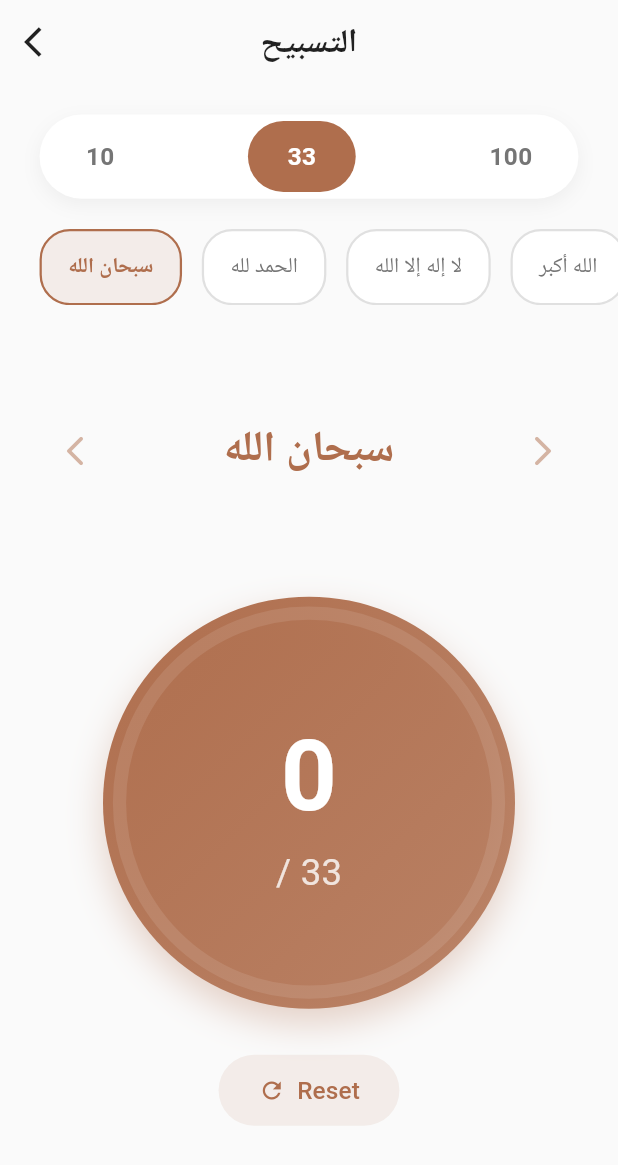
After one commit to h0996g/h0996g.github.io, a Flutter app: the screen it shows after launch, after a tap on "التسبيح", on a phone screen of 412 x 824 dp. The commit adds this screen. Shown: the top 1165 px of the screen. Run offline on Flutter 3.47's test engine with Material 3 defaults, Android fonts, the light colour scheme and no system bars; our stand-ins replace dio, equatable, flutter_bloc, flutter_dotenv, flutter_screenutil, just_audio and 1 more; accounts and stored records are empty; Roboto replaces fonts that are missing (Amiri).

Commit message:
feat: implement Tasbih feature with its dedicated page, state management, and UI widgets, and integrate it into the StartPage.

```diff
--- a/lib/Feature/Home/presentation/views/start_page.dart
+++ b/lib/Feature/Home/presentation/views/start_page.dart
@@ -9,6 +9,8 @@ import 'widgets/main_feature_cards_widget.dart';
 import 'widgets/names_of_allah_card_widget.dart';
 import 'widgets/feedback_card_widget.dart';
 import 'widgets/bottom_player_widget.dart';
+import 'widgets/tasbih_card_widget.dart';
+import '../../../tasbih/presentation/views/tasbih_page.dart';
 import '../../../NamesOfAllah/presentation/views/names_of_allah_page.dart';
 
 class StartPage extends StatelessWidget {
@@ -45,11 +47,14 @@ class StartPage extends StatelessWidget {
             SizedBox(height: 16.h),
 
             // Tasbih Section
-            // TasbihCard(
-            //   onTap: () {
-            //     // Navigate to Tasbih
-            //   },
-            // ),
+            TasbihCard(
+              onTap: () {
+                Navigator.push(
+                  context,
+                  MaterialPageRoute(builder: (context) => const TasbihPage()),
+                );
+              },
+            ),
             SizedBox(height: 16.h),
 
             // Feedback Section
--- /dev/null
+++ b/lib/Feature/tasbih/presentation/manager/tasbih_cubit.dart
@@ -0,0 +1,61 @@
+import 'package:flutter_bloc/flutter_bloc.dart';
+import 'package:flutter/services.dart';
+import 'tasbih_state.dart';
+
+class TasbihCubit extends Cubit<TasbihState> {
+  TasbihCubit() : super(const TasbihState());
+
+  void increment() {
+    if (state.count < state.target) {
+      final newCount = state.count + 1;
+      final isTargetReached = newCount == state.target;
+
+      if (isTargetReached) {
+        HapticFeedback.heavyImpact();
+        emit(
+          state.copyWith(count: newCount, status: TasbihStatus.targetReached),
+        );
+      } else {
+        HapticFeedback.lightImpact();
+        emit(state.copyWith(count: newCount, status: TasbihStatus.counting));
+      }
+    } else {
+      // Logic for wrapping around or resetting if user taps after completion
+      // For now, let's reset to 1 like the previous implementation logic "wrapped to 1"
+      HapticFeedback.lightImpact();
+      emit(state.copyWith(count: 1, status: TasbihStatus.counting));
+    }
+  }
+
+  void reset() {
+    HapticFeedback.mediumImpact();
+    emit(state.copyWith(count: 0, status: TasbihStatus.initial));
+  }
+
+  void setTarget(int target) {
+    emit(
+      state.copyWith(target: target, count: 0, status: TasbihStatus.initial),
+    );
+  }
+
+  void changeDhikrIndex(int index) {
+    HapticFeedback.lightImpact();
+    emit(
+      state.copyWith(
+        selectedDhikrIndex: index,
+        count: 0,
+        status: TasbihStatus.initial,
+      ),
+    );
+  }
+
+  void cycleDhikr(int increment) {
+    int newIndex = state.selectedDhikrIndex + increment;
+    if (newIndex < 0) {
+      newIndex = TasbihState.dhikrOptions.length - 1;
+    } else if (newIndex >= TasbihState.dhikrOptions.length) {
+      newIndex = 0;
+    }
+    changeDhikrIndex(newIndex);
+  }
+}
--- /dev/null
+++ b/lib/Feature/tasbih/presentation/manager/tasbih_state.dart
@@ -0,0 +1,44 @@
+import 'package:equatable/equatable.dart';
+
+enum TasbihStatus { initial, counting, targetReached }
+
+class TasbihState extends Equatable {
+  final TasbihStatus status;
+  final int count;
+  final int target;
+  final int selectedDhikrIndex;
+
+  static const List<String> dhikrOptions = [
+    'سبحان الله',
+    'الحمد لله',
+    'لا إله إلا الله',
+    'الله أكبر',
+    'سبحان الله العظيم\nسبحان الله وبحمده',
+  ];
+
+  const TasbihState({
+    this.status = TasbihStatus.initial,
+    this.count = 0,
+    this.target = 33,
+    this.selectedDhikrIndex = 0,
+  });
+
+  TasbihState copyWith({
+    TasbihStatus? status,
+    int? count,
+    int? target,
+    int? selectedDhikrIndex,
+  }) {
+    return TasbihState(
+      status: status ?? this.status,
+      count: count ?? this.count,
+      target: target ?? this.target,
+      selectedDhikrIndex: selectedDhikrIndex ?? this.selectedDhikrIndex,
+    );
+  }
+
+  String get currentDhikr => dhikrOptions[selectedDhikrIndex];
+
+  @override
+  List<Object?> get props => [status, count, target, selectedDhikrIndex];
+}
--- /dev/null
+++ b/lib/Feature/tasbih/presentation/views/tasbih_page.dart
@@ -0,0 +1,99 @@
+import 'package:flutter/material.dart';
+import 'package:flutter_bloc/flutter_bloc.dart';
+import 'package:flutter_screenutil/flutter_screenutil.dart';
+import '../../../../Core/theme/app_colors.dart';
+import '../manager/tasbih_cubit.dart';
+import '../manager/tasbih_state.dart';
+
+import 'widgets/tasbih_target_selector_widget.dart';
+import 'widgets/tasbih_dhikr_selector_widget.dart';
+import 'widgets/tasbih_dhikr_display_widget.dart';
+import 'widgets/tasbih_counter_widget.dart';
+
+class TasbihPage extends StatelessWidget {
+  const TasbihPage({super.key});
+
+  @override
+  Widget build(BuildContext context) {
+    return BlocProvider(
+      create: (context) => TasbihCubit(),
+      child: Scaffold(
+        backgroundColor: Colors.grey[50],
+        appBar: AppBar(
+          title: Text(
+            'التسبيح',
+            style: TextStyle(
+              fontFamily: 'Amiri',
+              fontWeight: FontWeight.bold,
+              color: Colors.black87,
+            ),
+          ),
+          centerTitle: true,
+          backgroundColor: Colors.transparent,
+          elevation: 0,
+          leading: IconButton(
+            icon: Icon(Icons.arrow_back_ios, color: Colors.black87),
+            onPressed: () => Navigator.pop(context),
+          ),
+        ),
+        body: SafeArea(
+          child: BlocBuilder<TasbihCubit, TasbihState>(
+            builder: (context, state) {
+              final cubit = context.read<TasbihCubit>();
+              return Column(
+                children: [
+                  SizedBox(height: 20.h),
+                  TasbihTargetSelectorWidget(
+                    selectedTarget: state.target,
+                    onTargetChanged: cubit.setTarget,
+                  ),
+                  SizedBox(height: 20.h),
+                  TasbihDhikrSelectorWidget(
+                    dhikrOptions: TasbihState.dhikrOptions,
+                    selectedIndex: state.selectedDhikrIndex,
+                    onDhikrChanged: cubit.changeDhikrIndex,
+                  ),
+                  Spacer(),
+                  TasbihDhikrDisplayWidget(
+                    currentDhikr: state.currentDhikr,
+                    onNext: () => cubit.cycleDhikr(1),
+                    onPrevious: () => cubit.cycleDhikr(-1),
+                  ),
+                  Spacer(),
+                  TasbihCounterWidget(
+                    count: state.count,
+                    target: state.target,
+                    onIncrement: cubit.increment,
+                  ),
+                  SizedBox(height: 30.h),
+                  TextButton.icon(
+                    onPressed: cubit.reset,
+                    icon: Icon(Icons.refresh, color: AppColors.primary),
+                    label: Text(
+                      'Reset',
+                      style: TextStyle(
+                        color: AppColors.primary,
+                        fontSize: 16.sp,
+                      ),
+                    ),
+                    style: TextButton.styleFrom(
+                      padding: EdgeInsets.symmetric(
+                        horizontal: 24.w,
+                        vertical: 12.h,
+                      ),
+                      backgroundColor: AppColors.primary.withValues(alpha: 0.1),
+                      shape: RoundedRectangleBorder(
+                        borderRadius: BorderRadius.circular(30.r),
+                      ),
+                    ),
+                  ),
+                  Spacer(),
+                ],
+              );
+            },
+          ),
+        ),
+      ),
+    );
+  }
+}
--- /dev/null
+++ b/lib/Feature/tasbih/presentation/views/widgets/tasbih_counter_widget.dart
@@ -0,0 +1,120 @@
+import 'package:flutter/material.dart';
+import 'package:flutter_screenutil/flutter_screenutil.dart';
+import '../../../../../../Core/theme/app_colors.dart';
+
+class TasbihCounterWidget extends StatefulWidget {
+  final int count;
+  final int target;
+  final VoidCallback onIncrement;
+
+  const TasbihCounterWidget({
+    super.key,
+    required this.count,
+    required this.target,
+    required this.onIncrement,
+  });
+
+  @override
+  State<TasbihCounterWidget> createState() => _TasbihCounterWidgetState();
+}
+
+class _TasbihCounterWidgetState extends State<TasbihCounterWidget>
+    with SingleTickerProviderStateMixin {
+  late AnimationController _controller;
+  late Animation<double> _scaleAnimation;
+
+  @override
+  void initState() {
+    super.initState();
+    _controller = AnimationController(
+      duration: const Duration(milliseconds: 200),
+      vsync: this,
+    );
+    _scaleAnimation = Tween<double>(
+      begin: 1.0,
+      end: 0.95,
+    ).animate(CurvedAnimation(parent: _controller, curve: Curves.easeInOut));
+  }
+
+  @override
+  void dispose() {
+    _controller.dispose();
+    super.dispose();
+  }
+
+  void _handleTap() {
+    _controller.forward().then((_) => _controller.reverse());
+    widget.onIncrement();
+  }
+
+  @override
+  Widget build(BuildContext context) {
+    return GestureDetector(
+      onTap: _handleTap,
+      child: ScaleTransition(
+        scale: _scaleAnimation,
+        child: Container(
+          width: 250.w,
+          height: 250.w,
+          decoration: BoxDecoration(
+            shape: BoxShape.circle,
+            gradient: LinearGradient(
+              begin: Alignment.topLeft,
+              end: Alignment.bottomRight,
+              colors: [
+                AppColors.primary,
+                AppColors.primary.withValues(alpha: 0.8),
+              ],
+            ),
+            boxShadow: [
+              BoxShadow(
+                color: AppColors.primary.withValues(alpha: 0.3),
+                blurRadius: 20,
+                offset: Offset(0, 10),
+              ),
+            ],
+          ),
+          child: Stack(
+            alignment: Alignment.center,
+            children: [
+              // Progress Indicator
+              SizedBox(
+                width: 230.w,
+                height: 230.w,
+                child: CircularProgressIndicator(
+                  value: widget.count / widget.target,
+                  strokeWidth: 8.w,
+                  valueColor: AlwaysStoppedAnimation<Color>(
+                    Colors.white.withValues(alpha: 0.5),
+                  ),
+                  backgroundColor: Colors.white.withValues(alpha: 0.1),
+                ),
+              ),
+
+              Column(
+                mainAxisAlignment: MainAxisAlignment.center,
+                children: [
+                  Text(
+                    '${widget.count}',
+                    style: TextStyle(
+                      fontSize: 64.sp,
+                      fontWeight: FontWeight.bold,
+                      color: Colors.white,
+                    ),
+                  ),
+                  Text(
+                    '/ ${widget.target}',
+                    style: TextStyle(
+                      fontSize: 24.sp,
+                      color: Colors.white.withValues(alpha: 0.8),
+                    ),
+                  ),
+                ],
+              ),
+            ],
+          ),
+        ),
+      ),
+    );
+  }
+}
--- /dev/null
+++ b/lib/Feature/tasbih/presentation/views/widgets/tasbih_dhikr_display_widget.dart
@@ -0,0 +1,62 @@
+import 'package:flutter/material.dart';
+import 'package:flutter_screenutil/flutter_screenutil.dart';
+import '../../../../../../Core/theme/app_colors.dart';
+
+class TasbihDhikrDisplayWidget extends StatelessWidget {
+  final String currentDhikr;
+  final VoidCallback onNext;
+  final VoidCallback onPrevious;
+
+  const TasbihDhikrDisplayWidget({
+    super.key,
+    required this.currentDhikr,
+    required this.onNext,
+    required this.onPrevious,
+  });
+
+  @override
+  Widget build(BuildContext context) {
+    return Padding(
+      padding: EdgeInsets.symmetric(horizontal: 24.w),
+      child: Row(
+        mainAxisAlignment: MainAxisAlignment.spaceBetween,
+        children: [
+          IconButton(
+            onPressed: onPrevious,
+            icon: Icon(
+              Icons.arrow_back_ios_rounded,
+              color: AppColors.primary.withValues(alpha: 0.5),
+            ),
+          ),
+          Expanded(
+            child: AnimatedSwitcher(
+              duration: const Duration(milliseconds: 300),
+              transitionBuilder: (Widget child, Animation<double> animation) {
+                return FadeTransition(opacity: animation, child: child);
+              },
+              child: Text(
+                currentDhikr,
+                key: ValueKey<String>(currentDhikr),
+                textAlign: TextAlign.center,
+                style: TextStyle(
+                  fontFamily: 'Amiri',
+                  fontSize: 28.sp,
+                  fontWeight: FontWeight.bold,
+                  color: AppColors.primary,
+                  height: 1.5,
+                ),
+              ),
+            ),
+          ),
+          IconButton(
+            onPressed: onNext,
+            icon: Icon(
+              Icons.arrow_forward_ios_rounded,
+              color: AppColors.primary.withValues(alpha: 0.5),
+            ),
+          ),
+        ],
+      ),
+    );
+  }
+}
--- /dev/null
+++ b/lib/Feature/tasbih/presentation/views/widgets/tasbih_dhikr_selector_widget.dart
@@ -0,0 +1,66 @@
+import 'package:flutter/material.dart';
+import 'package:flutter/services.dart';
+import 'package:flutter_screenutil/flutter_screenutil.dart';
+import '../../../../../../Core/theme/app_colors.dart';
+
+class TasbihDhikrSelectorWidget extends StatelessWidget {
+  final List<String> dhikrOptions;
+  final int selectedIndex;
+  final ValueChanged<int> onDhikrChanged;
+
+  const TasbihDhikrSelectorWidget({
+    super.key,
+    required this.dhikrOptions,
+    required this.selectedIndex,
+    required this.onDhikrChanged,
+  });
+
+  @override
+  Widget build(BuildContext context) {
+    return SizedBox(
+      height: 50.h,
+      child: ListView.separated(
+        padding: EdgeInsets.symmetric(horizontal: 24.w),
+        scrollDirection: Axis.horizontal,
+        itemCount: dhikrOptions.length,
+        separatorBuilder: (context, index) => SizedBox(width: 12.w),
+        itemBuilder: (context, index) {
+          bool isSelected = selectedIndex == index;
+          return GestureDetector(
+            onTap: () {
+              onDhikrChanged(index);
+              HapticFeedback.lightImpact();
+            },
+            child: AnimatedContainer(
+              duration: const Duration(milliseconds: 200),
+              padding: EdgeInsets.symmetric(horizontal: 16.w, vertical: 8.h),
+              decoration: BoxDecoration(
+                color: isSelected
+                    ? AppColors.primary.withValues(alpha: 0.1)
+                    : Colors.white,
+                borderRadius: BorderRadius.circular(20.r),
+                border: Border.all(
+                  color: isSelected ? AppColors.primary : Colors.grey[300]!,
+                  width: 1.5,
+                ),
+              ),
+              alignment: Alignment.center,
+              child: Text(
+                dhikrOptions[index].replaceAll(
+                  '\n',
+                  ' ',
+                ), // Show single line in selector
+                style: TextStyle(
+                  fontFamily: 'Amiri',
+                  color: isSelected ? AppColors.primary : Colors.grey[600],
+                  fontWeight: isSelected ? FontWeight.bold : FontWeight.normal,
+                  fontSize: 14.sp,
+                ),
+              ),
+            ),
+          );
+        },
+      ),
+    );
+  }
+}
--- /dev/null
+++ b/lib/Feature/tasbih/presentation/views/widgets/tasbih_target_selector_widget.dart
@@ -0,0 +1,64 @@
+import 'package:flutter/material.dart';
+import 'package:flutter_screenutil/flutter_screenutil.dart';
+import '../../../../../../Core/theme/app_colors.dart';
+
+class TasbihTargetSelectorWidget extends StatelessWidget {
+  final int selectedTarget;
+  final ValueChanged<int> onTargetChanged;
+
+  const TasbihTargetSelectorWidget({
+    super.key,
+    required this.selectedTarget,
+    required this.onTargetChanged,
+  });
+
+  @override
+  Widget build(BuildContext context) {
+    return Container(
+      margin: EdgeInsets.symmetric(horizontal: 24.w),
+      padding: EdgeInsets.all(4.w),
+      decoration: BoxDecoration(
+        color: Colors.white,
+        borderRadius: BorderRadius.circular(50.r),
+        boxShadow: [
+          BoxShadow(
+            color: Colors.black.withValues(alpha: 0.05),
+            blurRadius: 10,
+            offset: Offset(0, 4),
+          ),
+        ],
+      ),
+      child: Row(
+        mainAxisAlignment: MainAxisAlignment.spaceBetween,
+        children: [
+          _buildTargetOption(10),
+          _buildTargetOption(33),
+          _buildTargetOption(100),
+        ],
+      ),
+    );
+  }
+
+  Widget _buildTargetOption(int value) {
+    bool isSelected = selectedTarget == value;
+    return GestureDetector(
+      onTap: () => onTargetChanged(value),
+      child: AnimatedContainer(
+        duration: const Duration(milliseconds: 200),
+        padding: EdgeInsets.symmetric(horizontal: 24.w, vertical: 12.h),
+        decoration: BoxDecoration(
+          color: isSelected ? AppColors.primary : Colors.transparent,
+          borderRadius: BorderRadius.circular(40.r),
+        ),
+        child: Text(
+          '$value',
+          style: TextStyle(
+            color: isSelected ? Colors.white : Colors.grey[600],
+            fontWeight: FontWeight.bold,
+            fontSize: 16.sp,
+          ),
+        ),
+      ),
+    );
+  }
+}
```
